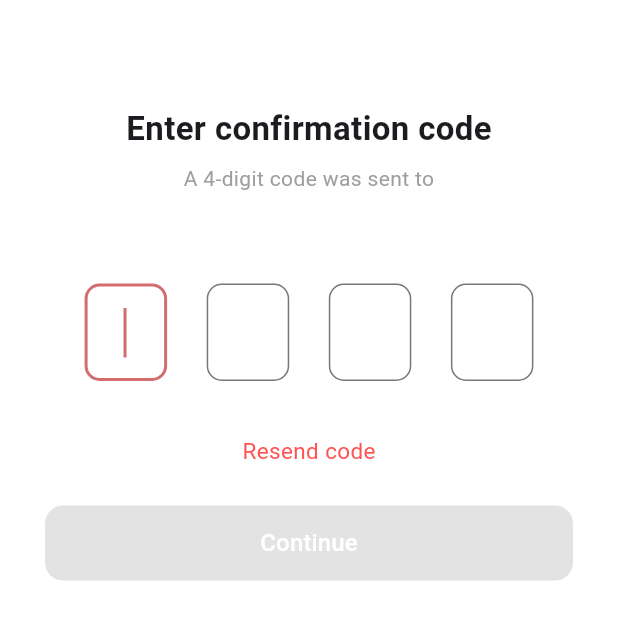
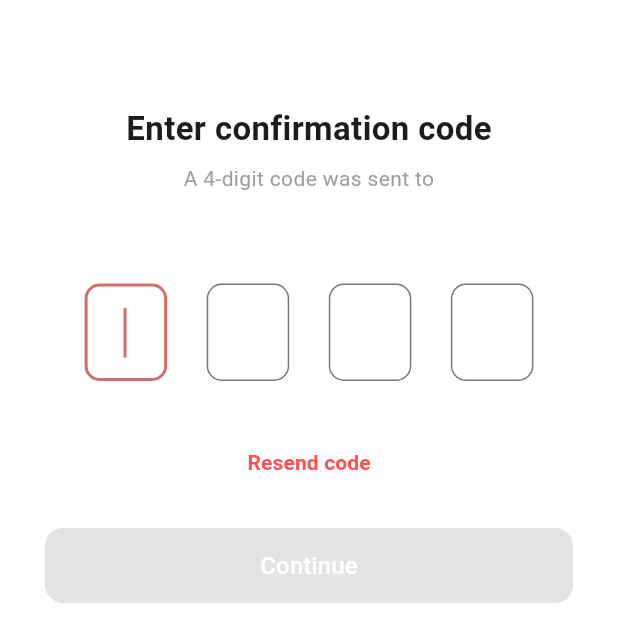
Before and after one commit to Chalhotra/Hospital-App-IITR, a Flutter app: the ConfirmationCodePage screen opened directly with empty values, on a phone screen of 412 x 824 dp. Shown: the top 642 px of the screen. Run offline on Flutter 3.47's test engine with Material 3 defaults, Android fonts, the phone set to English and light mode, and no system bars.

Commit message:
adds otp integration, fixes resend code button

```diff
--- a/lib/pages/confirmation_code_page.dart
+++ b/lib/pages/confirmation_code_page.dart
@@ -1,4 +1,5 @@
 import 'package:dummy/app_colours.dart';
+import 'package:dummy/pages/book_appointment_page/book_appointment_page.dart';
 import 'package:flutter/material.dart';
 
 class ConfirmationCodePage extends StatefulWidget {
@@ -107,14 +108,19 @@ class _ConfirmationCodePageState extends State<ConfirmationCodePage> {
                 const SizedBox(height: 30),
 
                 // ===== RESEND CODE =====
-                InkWell(
-                  splashColor: AppColours.mainColor,
-                  onTap: () {},
-                  child: const Padding(
-                    padding: EdgeInsets.symmetric(vertical: 6),
-                    child: Text(
-                      "  Resend code  ",
-                      style: TextStyle(color: AppColours.linkRed, fontSize: 15),
+                TextButton(
+                  onPressed: () {
+                    // TODO: implement resend code logic
+                  },
+                  style: TextButton.styleFrom(
+                    splashFactory: InkRipple.splashFactory,
+                    overlayColor: AppColours.mainColor.withOpacity(0.1),
+                  ),
+                  child: const Text(
+                    "Resend code",
+                    style: TextStyle(
+                      color: AppColours.linkRed,
+                      fontWeight: FontWeight.w600,
                     ),
                   ),
                 ),
@@ -136,7 +142,17 @@ class _ConfirmationCodePageState extends State<ConfirmationCodePage> {
                         ),
                       ),
                     ),
-                    onPressed: _isFilled ? () {} : null,
+                    onPressed: _isFilled
+                        ? () {
+                            Navigator.pushReplacement(
+                              context,
+                              MaterialPageRoute(
+                                builder: (context) =>
+                                    const BookAppointmentPage(),
+                              ),
+                            );
+                          }
+                        : null,
                     child: const Text(
                       "Continue",
                       style: TextStyle(fontSize: 16, color: Colors.white),
```
Also changed, not shown: lib/pages/login_page.dart (+9 -2 lines).
